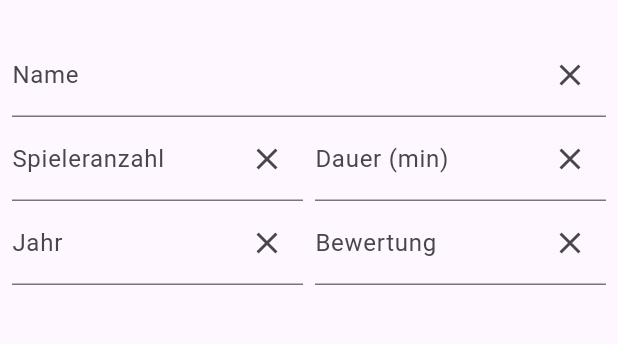
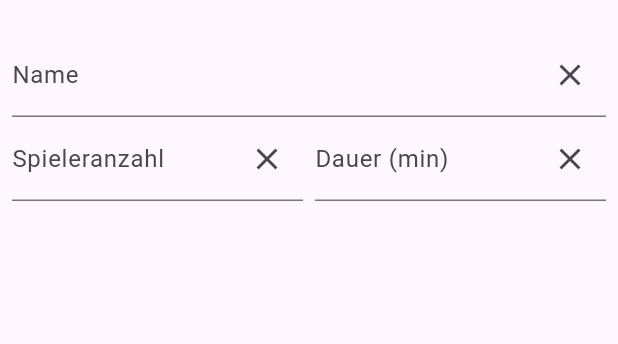
Before and after one commit to KiraResari/spielwiesn_spielothek, a Flutter app: the screen it shows after launch, on a phone screen of 412 x 824 dp, the part 63-407 px from its top. Run offline on Flutter 3.47's test engine with Material 3 defaults, Android fonts, the phone set to English and light mode, and no system bars; statements that could not run were skipped.

Commit message:
Removed filter fields for year and rating in favor of bigger result list

```diff
--- a/lib/game_list_view.dart
+++ b/lib/game_list_view.dart
@@ -44,13 +44,6 @@ class GameFilterView extends StatelessWidget {
           controller.playersController,
           'Dauer (min)',
           controller.durationController,
-          controller,
-        ),
-        _buildDoubleFieldRow(
-          'Jahr',
-          controller.yearController,
-          'Bewertung',
-          controller.ratingController,
           controller,
         ),
       ],
```
